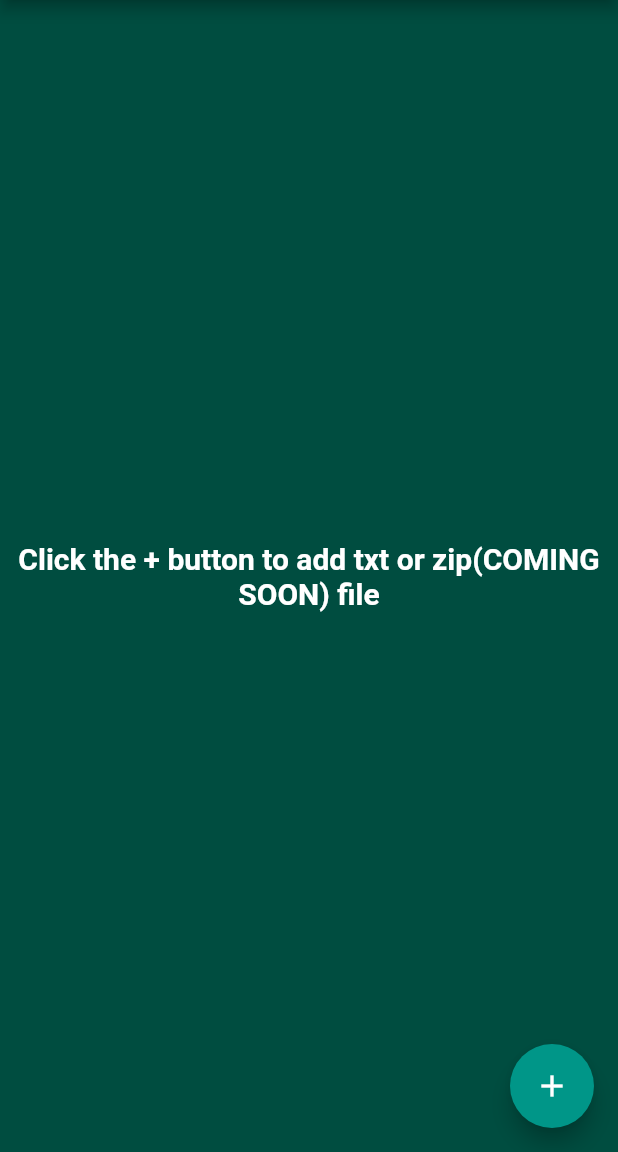
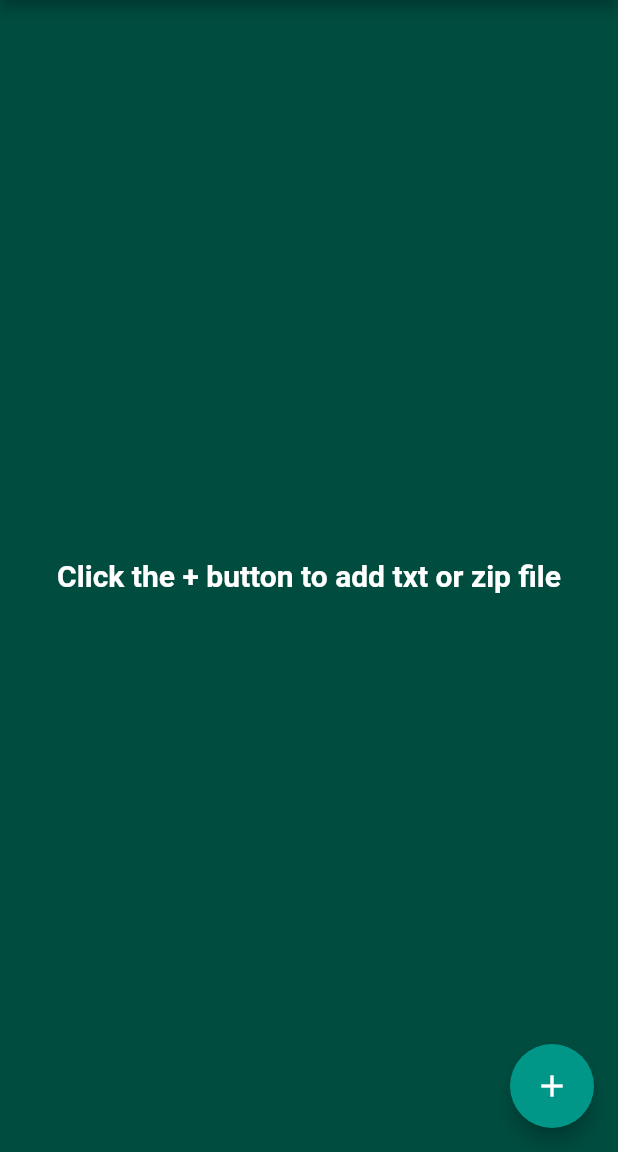
Before and after one commit to Mastersam07/p-rs-r, a Flutter app: the screen it shows after launch, on a phone screen of 412 x 824 dp, the part 84-1236 px from its top. Run offline on Flutter 3.47's test engine with Material 2 defaults, Android fonts, the phone set to English and light mode, and no system bars; our stand-ins replace file_picker, just_audio, open_file, video_player; missing offline and left inert: audio_session.

Commit message:
remove zip coming soon

```diff
--- a/lib/main.dart
+++ b/lib/main.dart
@@ -94,7 +94,7 @@ class _MyHomePageState extends State<MyHomePage> {
                       )
                     : Text(
                         errorMessage ??
-                            "Click the + button to add txt or zip(COMING SOON) file",
+                            "Click the + button to add txt or zip file",
                         textAlign: TextAlign.center,
                         style: TextStyle(
                           color: Colors.white,
@@ -138,7 +138,7 @@ class _MyHomePageState extends State<MyHomePage> {
             loading = false;
           });
         },
-        tooltip: 'Add txt or zip(COMING SOON) file',
+        tooltip: 'Add txt or zip file',
         child: Icon(Icons.add),
       ), // This trailing comma makes auto-formatting nicer for build methods.
     );
```
